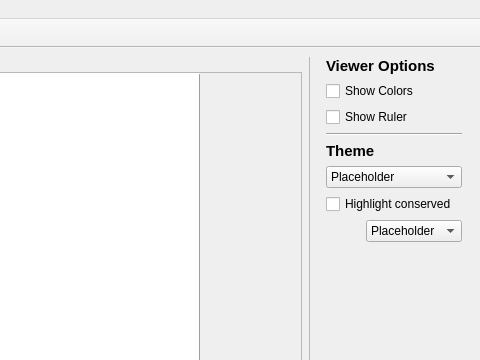
Old version of the form linnaeo.ui in the repository beowulfey/Linnaeo; both pictures show x 720 to 1200 and y 0 to 360 of the 1200 by 600 pixel window.
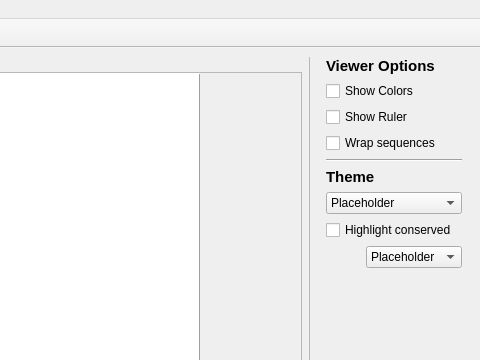
New version of the form. Icons and pictures are not drawn.

Commit message: rudimentary sequence pasting dialog running

```diff
--- a/linnaeo.ui
+++ b/linnaeo.ui
@@ -832,6 +832,13 @@
          </property>
         </widget>
        </item>
+       <item>
+        <widget class="QCheckBox" name="checkBox_4">
+         <property name="text">
+          <string>Wrap sequences</string>
+         </property>
+        </widget>
+       </item>
        <item>
         <widget class="Line" name="line_3">
          <property name="orientation">
```
Left out of the diff: 17 changed lines with no effect on the pictures. The commit also changes 9 other files.
